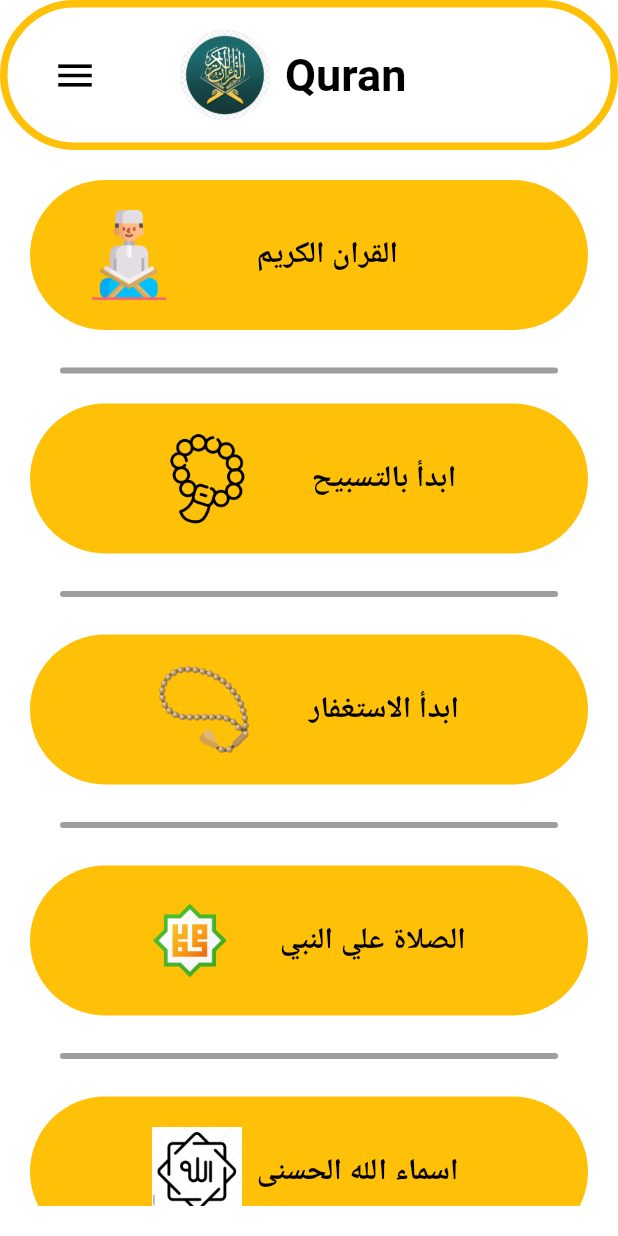
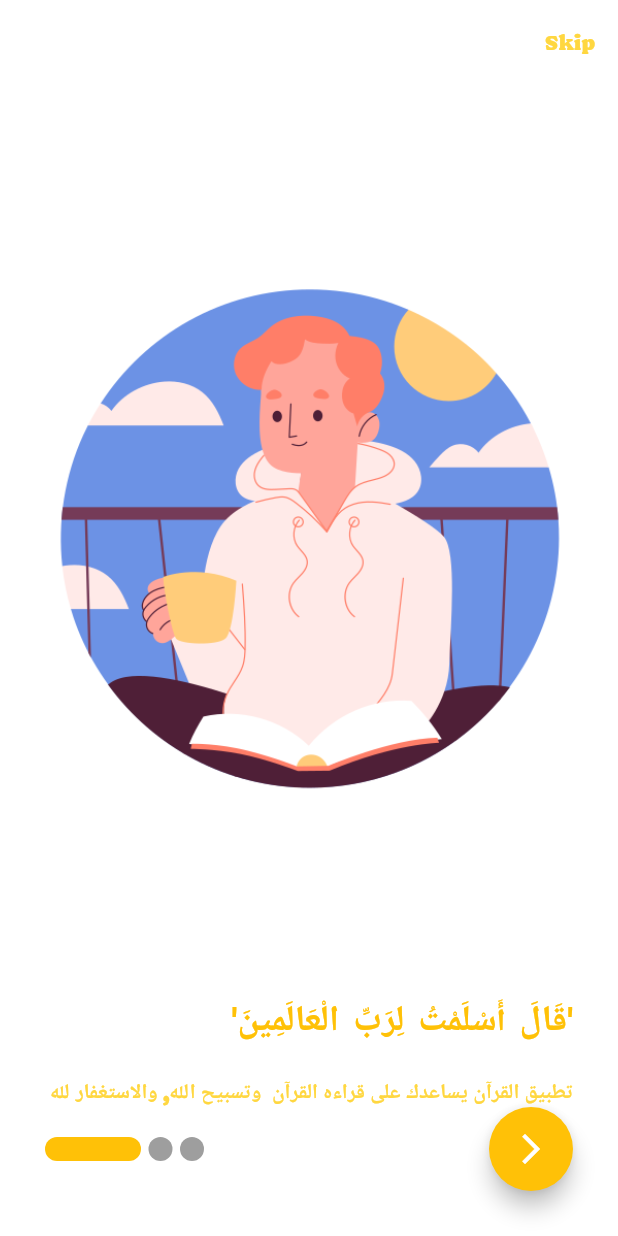
Before and after one commit to AhmedShabanFlutterDevolper/QuranApp, a Flutter app: the screen it shows after launch, on a phone screen of 412 x 824 dp. Run offline on Flutter 3.47's test engine with Material 2 defaults, Android fonts, the phone set to English and light mode, and no system bars; drawn by our look-alikes of smooth_page_indicator; our stand-ins replace scrollable_positioned_list, shared_preferences.

Commit message:
one update

```diff
--- /dev/null
+++ b/lib/moudels/home/AllScreansApp/OnBeardingScrean.dart
@@ -0,0 +1,151 @@
+import 'package:flutter/material.dart';
+import 'package:quran/moudels/home/AllScreansApp/Home.dart';
+
+import 'package:smooth_page_indicator/smooth_page_indicator.dart';
+
+import '../../../shared/components/componenets.dart';
+
+class onBeardingScrean extends StatefulWidget {
+  const onBeardingScrean({super.key});
+
+  @override
+  State<onBeardingScrean> createState() => _onBeardingScreanState();
+}
+
+var boardController = PageController();
+
+class BoardingModel {
+  final String image;
+  final String title;
+  final String body;
+  BoardingModel({
+    required this.body,
+    required this.title,
+    required this.image,
+  });
+}
+
+class _onBeardingScreanState extends State<onBeardingScrean> {
+  List<BoardingModel> boarding = [
+    BoardingModel(
+      image: 'assets/images/onboarding1.png',
+      title: "'قَالَ  أَسْلَمْتُ  لِرَبِّ  الْعَالَمِينَ'",
+      body: 'تطبيق القرآن يساعدك على قراءه القرآن  وتسبيح الله, والاستغفار لله',
+    ),
+    BoardingModel(
+      image: 'assets/images/onboarding2.png',
+      title: "'وَحَيْثُ مَا كُنتُمْ فَوَلُّوا وُجُوهَكُمْ شَطْرَهُ'",
+      body: 'الصلاة علي النبي تساعدك علي ذياده حسناتك',
+    ),
+    BoardingModel(
+      image: 'assets/images/onboarding3.jpg',
+      title:
+          "'فَسَبِّحْ بِحَمْدِ رَبِّكَ وَاسْتَغْفِرْهُ ۚإِنَّهُ كَانَ تَوَّابً'",
+      body: ' استغفر ربك  ',
+    ),
+  ];
+  bool isLast = false;
+  @override
+  Widget build(BuildContext context) {
+    return Scaffold(
+        appBar: AppBar(
+          actions: [
+            TextButton(
+                onPressed: () {
+                  NavigatorAndFinshed(context, HomeScrean());
+                },
+                child: const Text(
+                  'Skip',
+                  style: TextStyle(color: Colors.amberAccent),
+                ))
+          ],
+        ),
+        body: Padding(
+          padding: const EdgeInsets.all(30.0),
+          child: Column(
+            children: [
+              Expanded(
+                child: PageView.builder(
+                  onPageChanged: (int index) {
+                    if (index == boarding.length - 1) {
+                      setState(() {
+                        isLast = true;
+                      });
+                    } else {
+                      setState(() {
+                        isLast = false;
+                      });
+                    }
+                  },
+                  controller: boardController,
+                  physics: BouncingScrollPhysics(),
+                  itemBuilder: (context, index) =>
+                      buildItemOnBreading(boarding[index]),
+                  itemCount: boarding.length,
+                ),
+              ),
+              Row(
+                children: [
+                  SmoothPageIndicator(
+                    controller: boardController,
+                    count: boarding.length,
+                    effect: ExpandingDotsEffect(
+                        dotColor: Colors.grey,
+                        spacing: 5,
+                        expansionFactor: 4,
+                        activeDotColor: Colors.amber),
+                  ),
+                  Spacer(),
+                  FloatingActionButton(
+                    backgroundColor: Colors.amber,
+                    onPressed: () {
+                      if (isLast) {
+                        NavigatorAndFinshed(context, HomeScrean());
+                      } else {
+                        boardController.nextPage(
+                            duration: Duration(milliseconds: 750),
+                            curve: Curves.easeInOutCubic);
+                      }
+                    },
+                    child: Icon(Icons.arrow_forward_ios),
+                  ),
+                ],
+              )
+            ],
+          ),
+        ));
+  }
+}
+
+Widget buildItemOnBreading(BoardingModel modelBoarding) => Directionality(
+      textDirection: TextDirection.rtl,
+      child: Column(
+        crossAxisAlignment: CrossAxisAlignment.start,
+        children: [
+          Expanded(child: Image(image: AssetImage('${modelBoarding.image}'))),
+          const SizedBox(
+            height: 30,
+          ),
+          Text(
+            '${modelBoarding.title}',
+            style: TextStyle(
+              fontSize: 24,
+              color: Colors.amber,
+              fontWeight: FontWeight.bold,
+              fontFamily: 'QuranSurah2',
+            ),
+          ),
+          const SizedBox(
+            height: 15,
+          ),
+          Text(
+            '${modelBoarding.body}',
+            style: TextStyle(
+              fontSize: 14.0,
+              color: Colors.amberAccent,
+              fontWeight: FontWeight.bold,
+            ),
+          ),
+        ],
+      ),
+    );
--- a/lib/moudels/home/AllScreansApp/SplschScrean.dart
+++ b/lib/moudels/home/AllScreansApp/SplschScrean.dart
@@ -1,7 +1,7 @@
 import 'dart:async';
 
 import 'package:flutter/material.dart';
-import 'package:quran/moudels/home/AllScreansApp/Home.dart';
+import 'package:quran/moudels/home/AllScreansApp/OnBeardingScrean.dart';
 
 class SplaschScrean extends StatefulWidget {
   const SplaschScrean({super.key});
@@ -18,7 +18,7 @@ class _SplaschScreanState extends State<SplaschScrean> {
           seconds: 3,
         ), () {
       Navigator.of(context).pushReplacement(
-          MaterialPageRoute(builder: (context) => HomeScrean()));
+          MaterialPageRoute(builder: (context) => onBeardingScrean()));
     });
     super.initState();
   }
--- a/lib/shared/components/componenets.dart
+++ b/lib/shared/components/componenets.dart
@@ -17,38 +17,13 @@ int onTap = 0;
 int onTap9 = 0;
 int onTap10 = 0;
 
-// List<Widget> Screans = [SleepScrean(), Morning_Screan(), EveningScrean()];
-
-// List<BottomNavigationBarItem> Azkar = [
-//   BottomNavigationBarItem(
-//       icon: Icon(
-//         Icons.remove_red_eye_sharp,
-//       ),
-//       label: 'اذكار النوم'),
-//   BottomNavigationBarItem(
-//       icon: Icon(
-//         Icons.sunny,
-//       ),
-//       label: ' اذكار الصباح'),
-//   BottomNavigationBarItem(
-//       icon: Icon(
-//         Icons.mode_night,
-//       ),
-//       label: ' اذكار المساء'),
-// ];
-
-// List<BottomNavigationBarItem> bottomItems = [
-//   BottomNavigationBarItem(
-//       icon: Icon(
-//         Icons.text_fields_sharp,
-//       ),
-//       label: 'Quran Text'),
-//   BottomNavigationBarItem(
-//       icon: Icon(
-//         Icons.surround_sound_rounded,
-//       ),
-//       label: 'Quran Sound'),
-// ];
+void NavigatorAndFinshed(context, Widget) {
+  Navigator.pushAndRemoveUntil(
+    context,
+    MaterialPageRoute(builder: (context) => Widget),
+    (Route<dynamic> route) => false,
+  );
+}
 
 void NavigatorTo(context, Widget) {
   Navigator.push(context, MaterialPageRoute(builder: (context) => Widget));
--- a/pubspec.yaml
+++ b/pubspec.yaml
@@ -44,6 +44,7 @@ dependencies:
   provider: ^6.0.5
   arabic_numbers: ^1.0.0
   scrollable_positioned_list: ^0.3.8
+  smooth_page_indicator: ^1.1.0
 
 
 
```
Also changed, not shown: assets/images/onboarding1.png (added), assets/images/onboarding2.png (added), assets/images/onboarding3.jpg (added), pubspec.lock.
